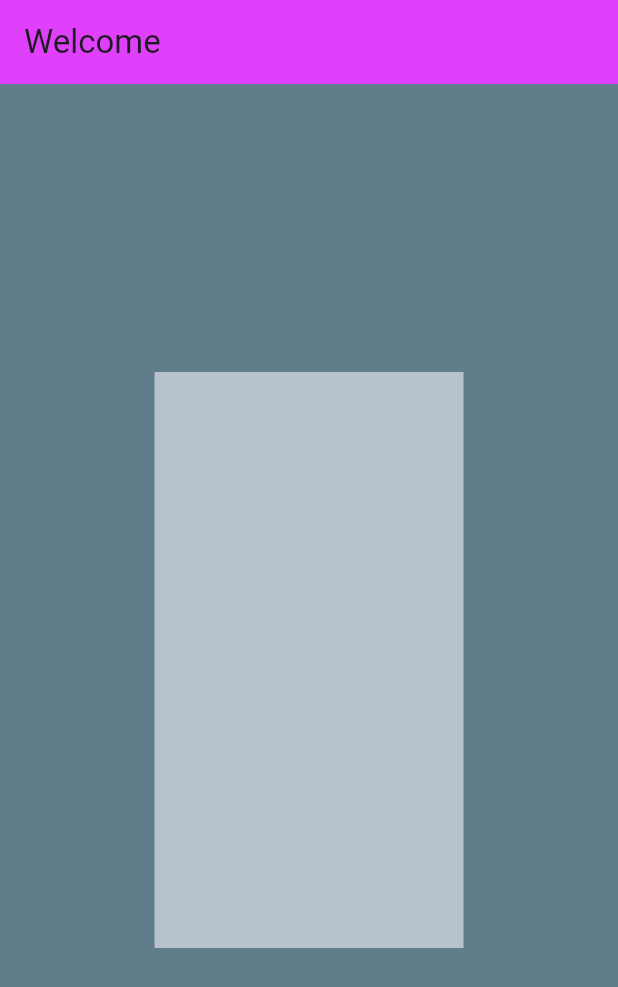
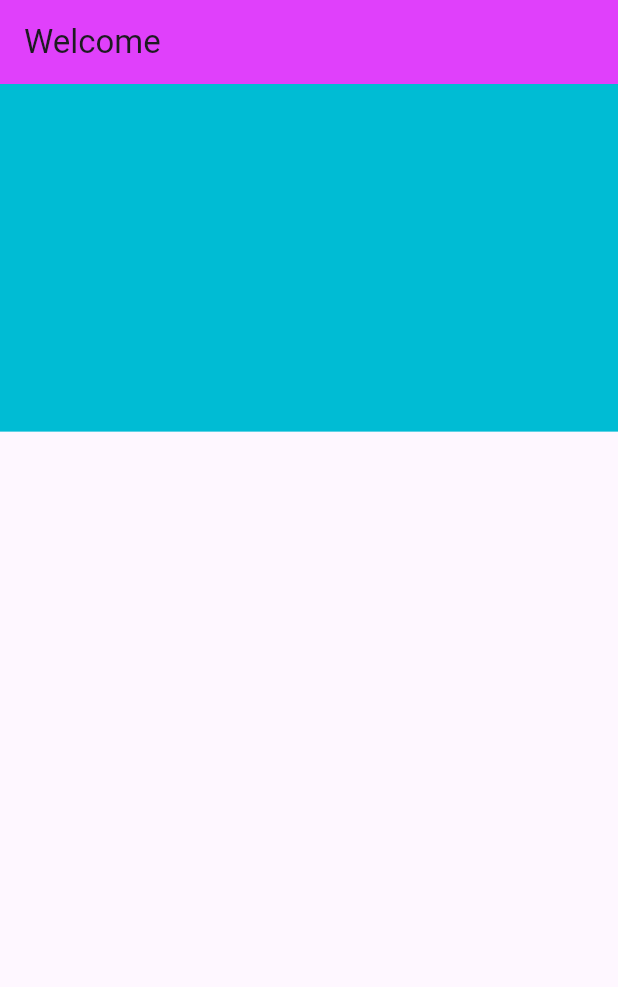
Before and after one commit to smri29/ResponsiveDesign, a Flutter app: the screen it shows after launch, on a phone screen of 412 x 824 dp. Shown: the top 987 px of the screen. Run offline on Flutter 3.47's test engine with Material 3 defaults, Android fonts, the phone set to English and light mode, and no system bars; our stand-ins replace device_preview.

Commit message:
1st commit

```diff
--- a/lib/main.dart
+++ b/lib/main.dart
@@ -33,17 +33,53 @@ class Home extends StatelessWidget {
         title: Text('Welcome'),
         backgroundColor: Colors.purpleAccent,
       ),
-      body: Container(
-        height: MediaQuery.of(context).size.height,
-        width: MediaQuery.of(context).size.width,
-        color: Colors.blueGrey,
-        child: FractionallySizedBox(
-          widthFactor: 0.5,
-          heightFactor: 0.5,
-          child: Container(
-            color: Colors.white54,
+      body: Column(
+        children: [
+          /*Flexible(
+            flex: 2,
+            child: Container(
+              color: Colors.blueGrey,
+              //height: MediaQuery.of(context).size.height,
+              width: 200,
+            ),
           ),
-        ),
+          Flexible(
+            flex: 2,
+            child: Container(
+              color: Colors.deepOrangeAccent,
+              //height: 200,
+              width: 200,
+            ),
+          ),
+          Flexible(
+            flex: 2,
+            child: Container(
+              color: Colors.blue,
+              //height: 200,
+              width: 200,
+            ),
+          ),*/
+          /*Expanded(
+            child: Container(
+              color: Colors.blue,
+              //height: 200,
+              width: 200,
+            ),
+          ),
+          Expanded(
+            child: Container(
+              color: Colors.black,
+              //height: 200,
+              width: 200,
+            ),
+          ),*/
+          AspectRatio(
+            aspectRatio: 16/9,
+            child: Container(
+              color: Colors.cyan,
+            ),
+          )
+        ],
       ),
     );// scaffold
   }
```
